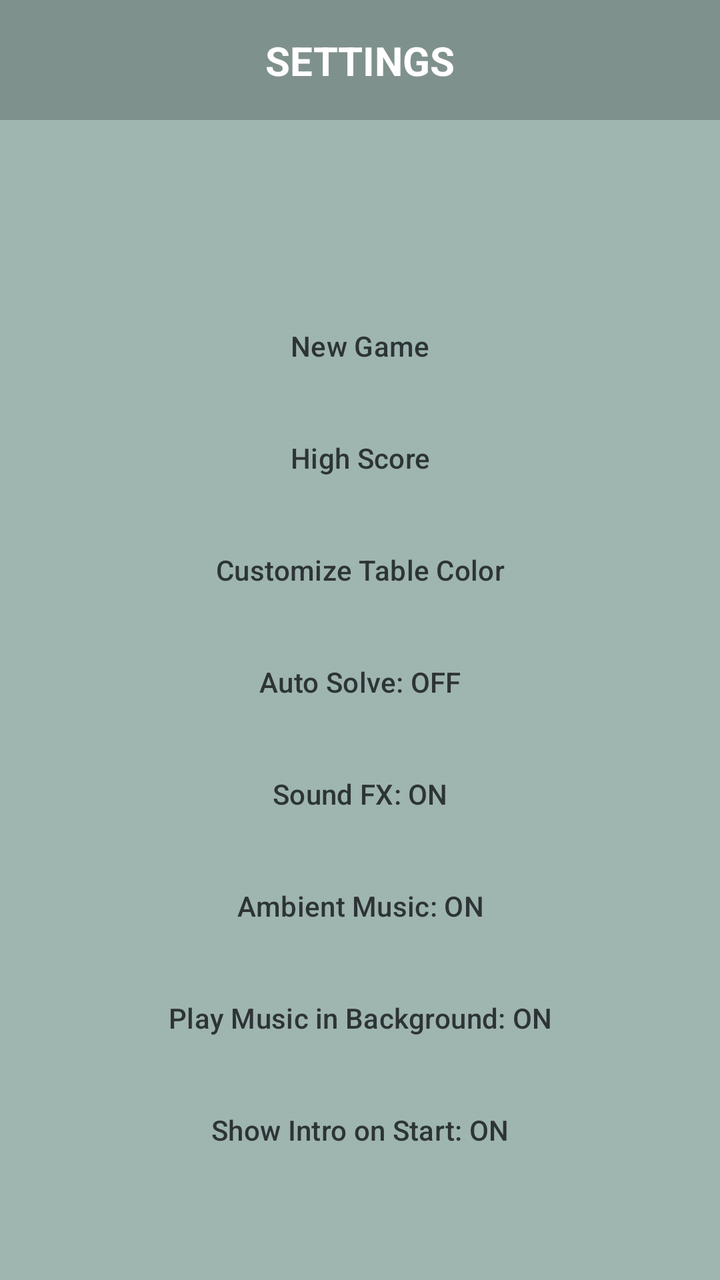
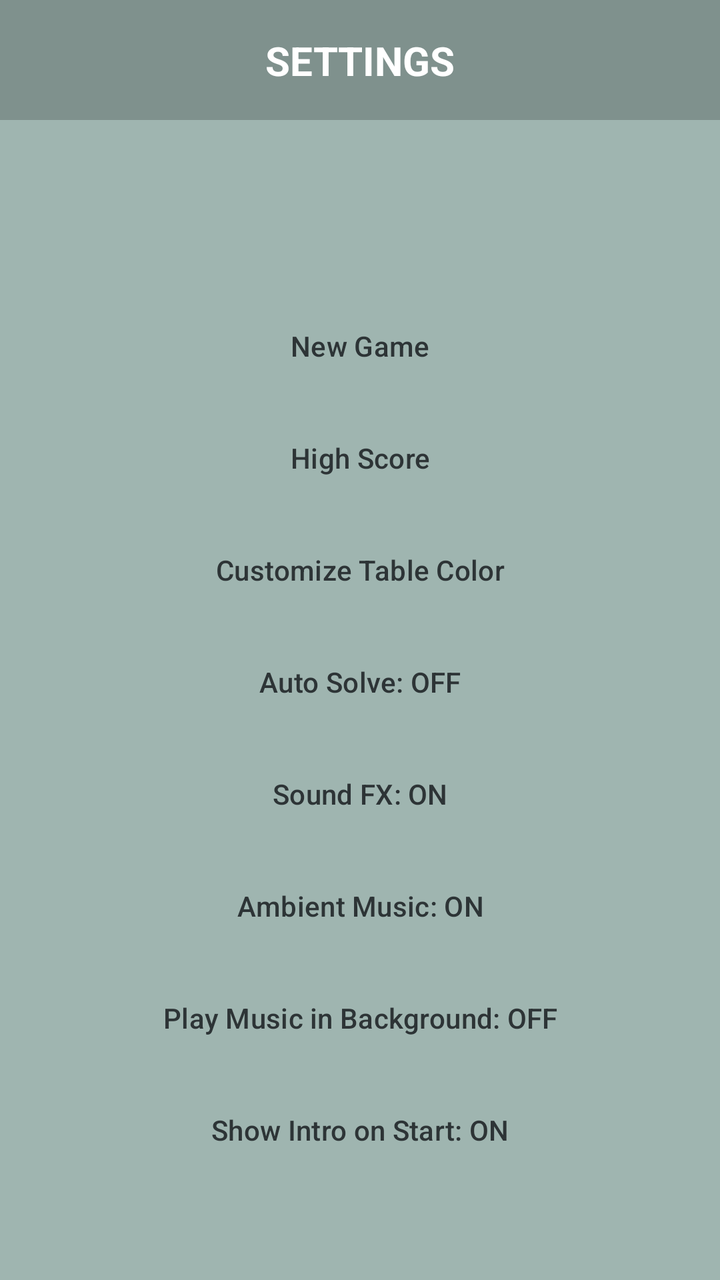

The first picture is an Android layout as it rendered before a commit; the second is the same layout after the commit. The layout source and the unified diff follow.
<!-- AndroidManifest.xml: application theme Theme.SolitaireGame -->
<!-- res/layout/dialog_settings.xml -->
<?xml version="1.0" encoding="utf-8"?>
<androidx.constraintlayout.widget.ConstraintLayout xmlns:android="http://schemas.android.com/apk/res/android"
    android:layout_width="match_parent"
    android:layout_height="wrap_content"
    xmlns:app="http://schemas.android.com/apk/res-auto"
    android:background="#9fb5b0"
    android:padding="0dp">

    <View
        android:id="@+id/titleBg"
        android:layout_width="0dp"
        android:layout_height="60dp"
        android:background="#33000000"
        app:layout_constraintTop_toTopOf="parent"
        app:layout_constraintStart_toStartOf="parent"
        app:layout_constraintEnd_toEndOf="parent" />

    <TextView
        android:id="@+id/dialogTitle"
        android:layout_width="wrap_content"
        android:layout_height="wrap_content"
        android:text="SETTINGS"
        android:textColor="#FFFFFF"
        android:textSize="20sp"
        android:textStyle="bold"
        app:layout_constraintTop_toTopOf="@id/titleBg"
        app:layout_constraintBottom_toBottomOf="@id/titleBg"
        app:layout_constraintStart_toStartOf="parent"
        app:layout_constraintEnd_toEndOf="parent"/>

    <androidx.core.widget.NestedScrollView
        android:id="@+id/settingsScrollView"
        android:layout_width="0dp"
        android:layout_height="0dp"
        app:layout_constrainedHeight="true"
        app:layout_constraintTop_toBottomOf="@id/titleBg"
        app:layout_constraintBottom_toBottomOf="parent"
        app:layout_constraintStart_toStartOf="parent"
        app:layout_constraintEnd_toEndOf="parent"
        app:layout_constraintHeight_max="450dp"
        app:layout_constraintHeight_default="wrap">

        <LinearLayout
            android:id="@+id/buttonContainer"
            android:layout_width="match_parent"
            android:layout_height="wrap_content"
            android:orientation="vertical"
            android:padding="24dp">

            <Button
                android:id="@+id/btnNewGame"
                style="@style/Widget.Material3.Button.TonalButton"
                android:layout_width="match_parent"
                android:layout_height="wrap_content"
                android:text="New Game"
                android:backgroundTint="#c2d0cd"
                android:textColor="#2d3436"
                android:layout_marginBottom="8dp"
                android:textAllCaps="false"/>

            <Button
                android:id="@+id/btnHighScore"
                style="@style/Widget.Material3.Button.TonalButton"
                android:layout_width="match_parent"
                android:layout_height="wrap_content"
                android:text="High Score"
                android:backgroundTint="#c2d0cd"
                android:textColor="#2d3436"
                android:layout_marginBottom="8dp"
                android:textAllCaps="false"/>

            <Button
                android:id="@+id/btnChangeColor"
                style="@style/Widget.Material3.Button.TonalButton"
                android:layout_width="match_parent"
                android:layout_height="wrap_content"
                android:text="Customize Table Color"
                android:backgroundTint="#c2d0cd"
                android:textColor="#2d3436"
                android:layout_marginBottom="8dp"
                android:textAllCaps="false"/>

            <Button
                android:id="@+id/btnAutoSolve"
                style="@style/Widget.Material3.Button.TonalButton"
                android:layout_width="match_parent"
                android:layout_height="wrap_content"
                android:text="Auto Solve: OFF"
                android:backgroundTint="#c2d0cd"
                android:textColor="#2d3436"
                android:layout_marginBottom="8dp"
                android:textAllCaps="false"/>

            <Button
                android:id="@+id/btnSound"
                style="@style/Widget.Material3.Button.TonalButton"
                android:layout_width="match_parent"
                android:layout_height="wrap_content"
                android:text="Sound FX: ON"
                android:backgroundTint="#c2d0cd"
                android:textColor="#2d3436"
                android:layout_marginBottom="8dp"
                android:textAllCaps="false"/>

            <Button
                android:id="@+id/btnMusic"
                style="@style/Widget.Material3.Button.TonalButton"
                android:layout_width="match_parent"
                android:layout_height="wrap_content"
                android:text="Ambient Music: ON"
                android:backgroundTint="#c2d0cd"
                android:textColor="#2d3436"
                android:layout_marginBottom="8dp"
                android:textAllCaps="false"/>

            <Button
                android:id="@+id/btnMusicBackground"
                style="@style/Widget.Material3.Button.TonalButton"
                android:layout_width="match_parent"
                android:layout_height="wrap_content"
                android:text="Play Music in Background: ON"
                android:backgroundTint="#c2d0cd"
                android:textColor="#2d3436"
                android:layout_marginBottom="8dp"
                android:textAllCaps="false"/>

            <Button
                android:id="@+id/btnShowIntro"
                style="@style/Widget.Material3.Button.TonalButton"
                android:layout_width="match_parent"
                android:layout_height="wrap_content"
                android:text="Show Intro on Start: ON"
                android:backgroundTint="#c2d0cd"
                android:textColor="#2d3436"
                android:layout_marginBottom="8dp"
                android:textAllCaps="false"/>

            <Button
                android:id="@+id/btnDonate"
                style="@style/Widget.Material3.Button.TonalButton"
                android:layout_width="match_parent"
                android:layout_height="wrap_content"
                android:text="Support Developer ☕"
                android:backgroundTint="#27ae60"
                android:textColor="#FFFFFF"
                android:layout_marginBottom="16dp"
                android:textAllCaps="false"/>

            <Button
                android:id="@+id/btnExit"
                style="@style/Widget.Material3.Button.TonalButton"
                android:layout_width="match_parent"
                android:layout_height="wrap_content"
                android:text="Exit Game 😢"
                android:backgroundTint="#d63031"
                android:textColor="#FFFFFF"
                android:textAllCaps="false"/>

        </LinearLayout>
    </androidx.core.widget.NestedScrollView>

</androidx.constraintlayout.widget.ConstraintLayout>
<!-- resources referenced by this layout -->
<resources>
  <style name="Theme.SolitaireGame" parent="Theme.Material3.Dark.NoActionBar">
          
          <item name="colorPrimary">@color/purple_500</item>
          <item name="colorPrimaryVariant">@color/purple_700</item>
          <item name="colorOnPrimary">@color/white</item>
          
          <item name="colorSecondary">@color/teal_200</item>
          <item name="colorSecondaryVariant">@color/teal_700</item>
          <item name="colorOnSecondary">@color/black</item>
          
          <item name="android:statusBarColor">@color/black</item>
          
          <item name="floatingActionButtonStyle">@style/FabStyle</item>
      </style>
  <color name="purple_500">#FF6200EE</color>
  <color name="purple_700">#FF3700B3</color>
  <color name="white">#FFFFFFFF</color>
  <color name="teal_200">#FF03DAC5</color>
  <color name="teal_700">#FF018786</color>
  <color name="black">#FF000000</color>
  <style name="FabStyle" parent="Widget.MaterialComponents.FloatingActionButton">
          <item name="backgroundTint">@color/black</item>
          <item name="tint">@android:color/white</item>
          <item name="elevation">8dp</item>
          <item name="hoveredFocusedTranslationZ">12dp</item>
          <item name="pressedTranslationZ">8dp</item>
          <item name="shapeAppearance">@style/FabShapeAppearance</item>
      </style>
  <style name="FabShapeAppearance" parent="ShapeAppearance.MaterialComponents.SmallComponent">
          <item name="cornerFamily">rounded</item>
          <item name="cornerSize">50%</item>
      </style>
</resources>

<!-- the commit's change to res/layout/dialog_settings.xml (unified diff, before → after) -->
@@ -118,7 +118,7 @@
                 style="@style/Widget.Material3.Button.TonalButton"
                 android:layout_width="match_parent"
                 android:layout_height="wrap_content"
-                android:text="Play Music in Background: ON"
+                android:text="Play Music in Background: OFF"
                 android:backgroundTint="#c2d0cd"
                 android:textColor="#2d3436"
                 android:layout_marginBottom="8dp"
